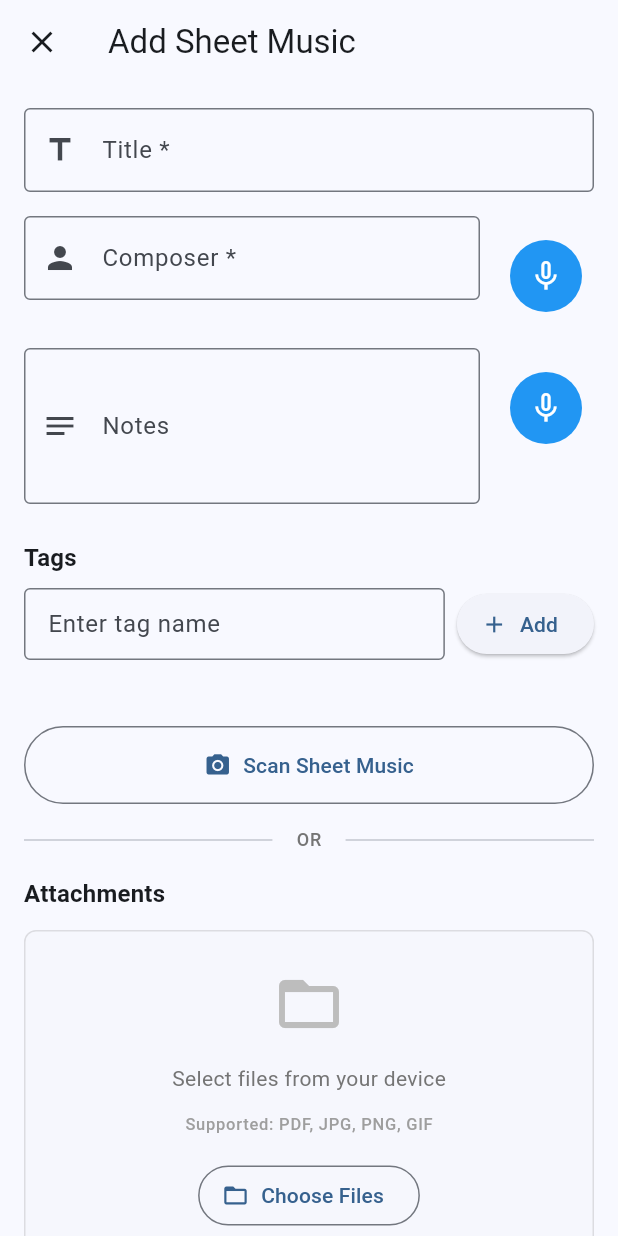
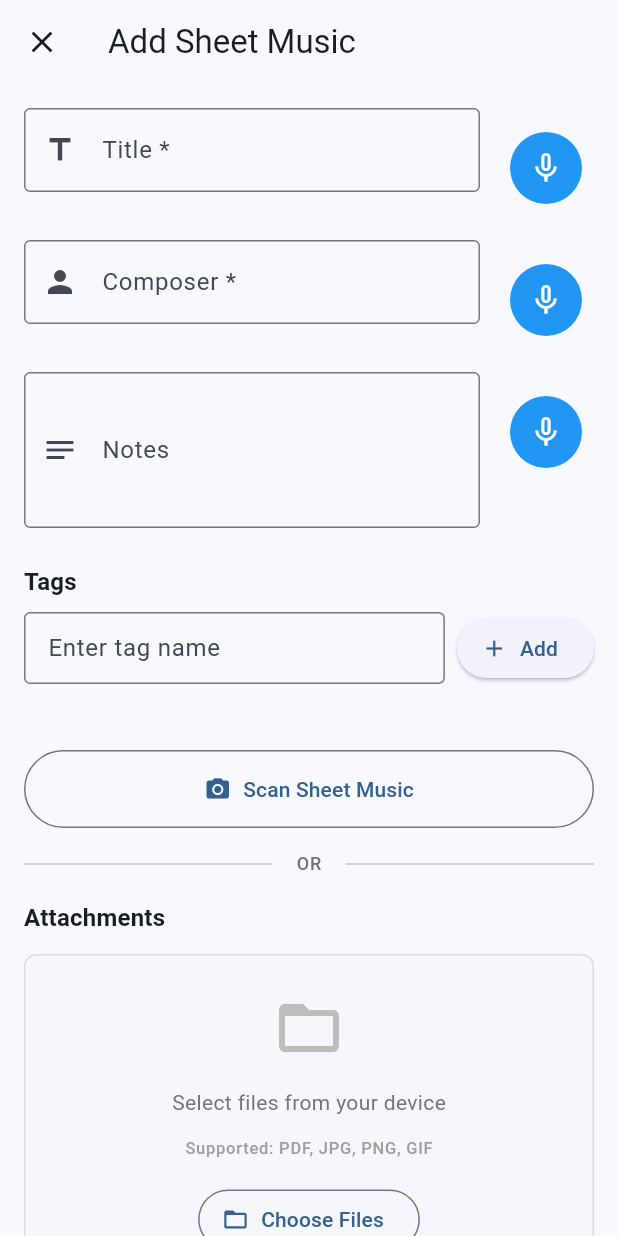
Before and after one commit to tomatitito/sheet-scanner, a Flutter app: the _AddSheetForm screen opened directly with empty values, on a phone screen of 412 x 824 dp. Run offline on Flutter 3.47's test engine with Material 3 defaults, Android fonts, the phone set to English and light mode, and no system bars; our stand-ins replace camera, drift, equatable, file_picker, flutter_bloc, freezed_annotation and 6 more; missing offline and left inert: google_mlkit_text_recognition; accounts and stored records are empty; generated files the repository leaves out were written again.

```diff
--- a/lib/features/backup/data/datasources/backup_local_datasource.dart
+++ b/lib/features/backup/data/datasources/backup_local_datasource.dart
@@ -113,8 +113,9 @@ class BackupLocalDataSourceImpl implements BackupLocalDataSource {
         };
 
         // Optionally include image information
+        // Note: Image paths are not yet included in the backup schema.
+        // Future enhancement: Add image file paths and optionally embed image data
         if (includeImages) {
-          // TODO: Add image paths once schema includes them
           jsonItem['images'] = [];
         }
 
--- a/lib/features/backup/data/repositories/backup_repository_impl.dart
+++ b/lib/features/backup/data/repositories/backup_repository_impl.dart
@@ -4,7 +4,6 @@ import 'package:sheet_scanner/features/backup/data/datasources/backup_local_data
 import 'package:sheet_scanner/features/backup/domain/repositories/backup_repository.dart';
 
 /// Implementation of BackupRepository using local file system operations.
-/// TODO: Complete implementation with actual backup logic.
 class BackupRepositoryImpl implements BackupRepository {
   final BackupLocalDataSource localDataSource;
 
--- a/lib/features/search/data/repositories/search_repository_impl.dart
+++ b/lib/features/search/data/repositories/search_repository_impl.dart
@@ -7,7 +7,6 @@ import 'package:sheet_scanner/features/sheet_music/data/models/sheet_music_model
 import 'package:sheet_scanner/features/sheet_music/domain/entities/sheet_music.dart';
 
 /// Implementation of SearchRepository using local database.
-/// TODO: Complete implementation with actual search logic.
 class SearchRepositoryImpl implements SearchRepository {
   final SearchLocalDataSource localDataSource;
 
--- a/lib/features/sheet_music/presentation/pages/add_sheet_page.dart
+++ b/lib/features/sheet_music/presentation/pages/add_sheet_page.dart
@@ -231,8 +231,12 @@ class _AddSheetFormState extends State<_AddSheetForm> {
               child: Column(
                 crossAxisAlignment: CrossAxisAlignment.start,
                 children: [
-                  // Title field
-                  TextFormField(
+                  // Title field with voice input
+                  Row(
+                    crossAxisAlignment: CrossAxisAlignment.start,
+                    children: [
+                      Expanded(
+                        child: TextFormField(
                           controller: widget.titleController,
                           enabled: !isSubmitting,
                           onChanged: (_) => _validateForm(),
@@ -243,6 +247,31 @@ class _AddSheetFormState extends State<_AddSheetForm> {
                             border: const OutlineInputBorder(),
                             prefixIcon: const Icon(Icons.title),
                           ),
+                        ),
+                      ),
+                      const SizedBox(width: 12),
+                      Padding(
+                        padding: const EdgeInsets.only(top: 8.0),
+                        child: VoiceInputButton(
+                          onDictationComplete: (text) {
+                            widget.titleController.text = text;
+                            _validateForm();
+                          },
+                          onError: (error) {
+                            ScaffoldMessenger.of(context).showSnackBar(
+                              SnackBar(
+                                content: Text('Voice input error: $error'),
+                                backgroundColor: Colors.red,
+                              ),
+                            );
+                          },
+                          tooltip: 'Voice input for title',
+                          size: 48.0,
+                          idleColor: Colors.blue,
+                          listeningColor: Colors.red,
+                        ),
+                      ),
+                    ],
                   ),
                   const SizedBox(height: 16),
 
```
Also changed, not shown: lib/core/database/database.dart (+18 -0 lines), lib/features/sheet_music/presentation/pages/edit_sheet_page.dart (+31 -2 lines), 2 other files. Lines whose indentation alone changed are shown as unchanged.
